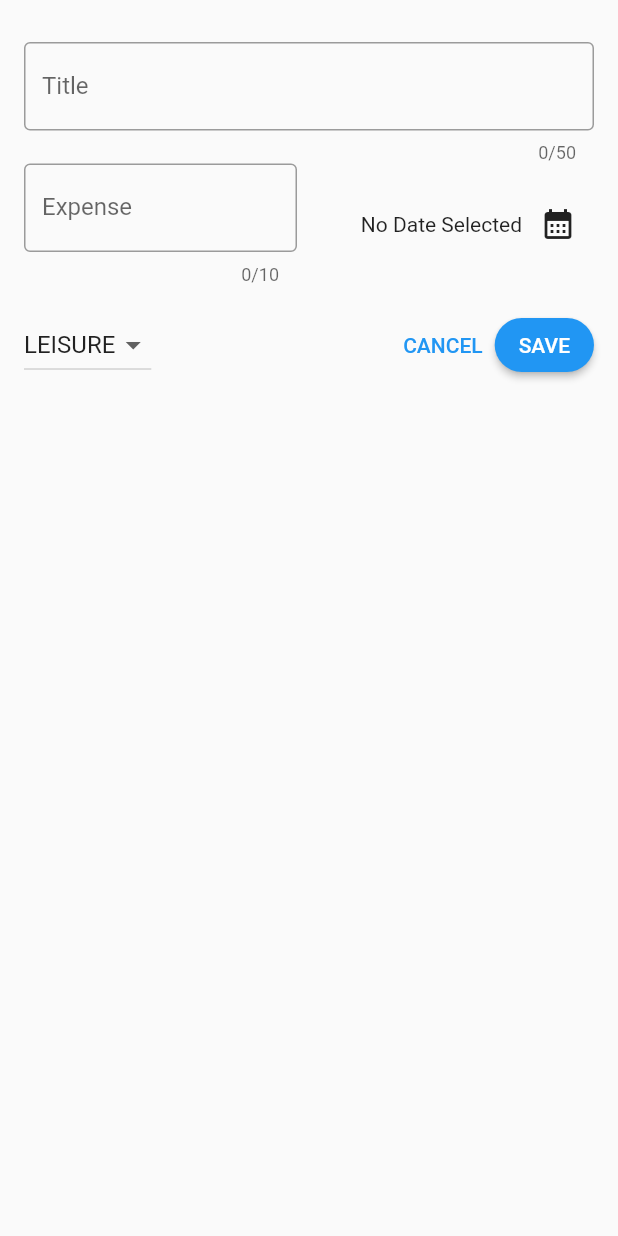
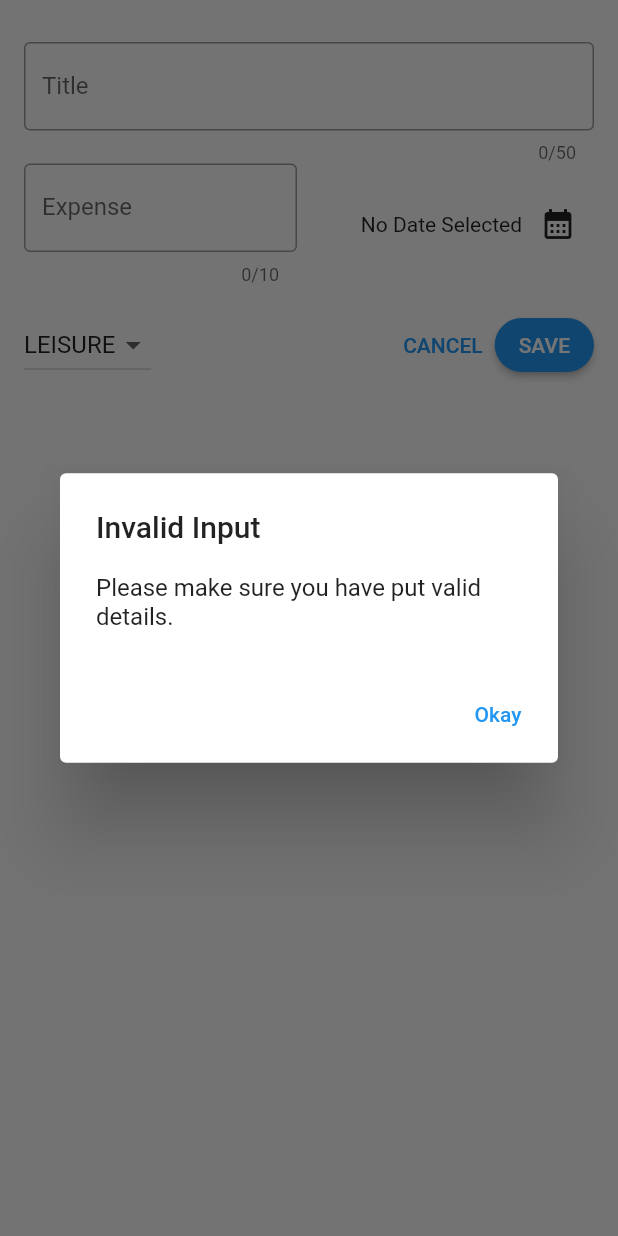
Before and after one commit to sharshv2012/expense_tracker, a Flutter app: the NewExpense widget shown alone on an empty page, opened directly, after a tap on "SAVE", on a phone screen of 412 x 824 dp. Run offline on Flutter 3.47's test engine with Material 2 defaults, Android fonts, the phone set to English and light mode, and no system bars.

Commit message:
Commit 11 : Validated the user input and used an alert dialog.

```diff
--- a/lib/widgets/new_expense.dart
+++ b/lib/widgets/new_expense.dart
@@ -35,6 +35,31 @@ class _NewExpenseState extends State<NewExpense> {
     });
   }
 
+  void _submitExpenseData() {
+    final enteredAmount = double.tryParse(_amountController
+        .text); // double.tryParse("hello") -> null , double.tryParse(10.45) -> 10.45
+    final amountIsInvalid = enteredAmount == null || enteredAmount <= 0;
+    if (_titleController.text.trim().isEmpty ||
+        amountIsInvalid ||
+        _selectedDate == null) {
+      showDialog(
+        context: context,
+        builder: (ctx) => AlertDialog(
+          title: const Text("Invalid Input"),
+          content: const Text("Please make sure you have put valid details."),
+          actions: [
+            TextButton(
+                onPressed: () {
+                  Navigator.pop(ctx);
+                },
+                child: const Text("Okay"))
+          ],
+        ),
+      );
+      return;
+    }
+  }
+
   @override
   void dispose() {
     // we'll have to delete the textEditingController after modal is not in use to free the memory.
@@ -53,7 +78,9 @@ class _NewExpenseState extends State<NewExpense> {
       padding: EdgeInsets.all(16),
       child: Column(
         children: [
-           const SizedBox(height: 12,),
+          const SizedBox(
+            height: 12,
+          ),
           TextField(
             controller: _titleController,
             maxLength: 50, //setting max string length
@@ -130,14 +157,13 @@ class _NewExpenseState extends State<NewExpense> {
               ElevatedButton(
                 style: ElevatedButton.styleFrom(
                   shape: RoundedRectangleBorder(
-                  borderRadius:  BorderRadius.circular(30),
+                    borderRadius: BorderRadius.circular(30),
                   ),
                 ),
                 onPressed: () {
-                  print(_titleController.text);
+                  _submitExpenseData();
                 },
                 child: const Text("SAVE"),
-
               ),
             ],
           )
```
